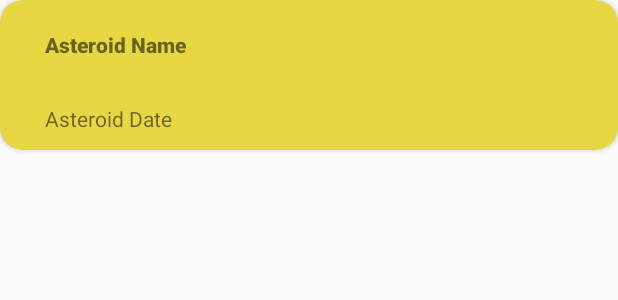
After one commit to baruma/DeathByAsteroidPredictor, an Android app: the layout asteroid_card.xml on its own in the app's theme, with its tools: preview values and no code run, on a phone screen of 412 x 824 dp. The commit adds this screen. Shown: the top 300 px of the screen. Run offline under Robolectric (Android 15) with nearby library versions, the phone set to English and light mode, and no system bars.

Commit message:
Create Asteroid Card

```diff
--- /dev/null
+++ b/app/src/main/java/com/udacity/asteroidradar/AsteroidRecyclerAdapter.kt
@@ -0,0 +1,36 @@
+package com.udacity.asteroidradar
+
+import android.view.LayoutInflater
+import android.view.View
+import android.view.ViewGroup
+import android.widget.ImageView
+import android.widget.TextView
+import androidx.recyclerview.widget.RecyclerView
+
+class AsteroidRecyclerAdapter(private val mList: List<Asteroid>) : RecyclerView.Adapter<AsteroidRecyclerAdapter.ViewHolder>() {
+
+    override fun onCreateViewHolder(parent: ViewGroup, viewType: Int): ViewHolder {
+        val view = LayoutInflater.from(parent.context)
+            .inflate(R.layout.asteroid_card, parent, false)
+
+        return ViewHolder(view)
+    }
+
+    override fun onBindViewHolder(holder: ViewHolder, position: Int) {
+//        val ItemsViewModel = mList[position]
+//        holder.imageView.setImageResource(ItemsViewModel.image)
+//        holder.textView.text = ItemsViewModel.text
+
+    }
+
+    // return  number of the items in the list
+    override fun getItemCount(): Int {
+        return mList.size
+    }
+
+    // Holds  views for adding it to image and text
+    class ViewHolder(ItemView: View) : RecyclerView.ViewHolder(ItemView) {
+//        val imageView: ImageView = itemView.findViewById(R.id.imageview)
+//        val textView: TextView = itemView.findViewById(R.id.textView)
+    }
+}
--- a/app/src/main/java/com/udacity/asteroidradar/main/MainFragment.kt
+++ b/app/src/main/java/com/udacity/asteroidradar/main/MainFragment.kt
@@ -1,23 +1,26 @@
 package com.udacity.asteroidradar.main
 
-import android.media.Image
 import android.os.Bundle
 import android.view.*
-import android.widget.ImageView
 import androidx.databinding.DataBindingUtil
 import androidx.fragment.app.Fragment
 import androidx.lifecycle.Observer
 import androidx.lifecycle.ViewModelProvider
+import androidx.recyclerview.widget.RecyclerView
 import com.squareup.picasso.Picasso
+import com.udacity.asteroidradar.AsteroidRecyclerAdapter
 import com.udacity.asteroidradar.PictureOfDay
 import com.udacity.asteroidradar.R
 import com.udacity.asteroidradar.databinding.FragmentMainBinding
 
+
 class MainFragment : Fragment() {
-
     private val viewModel: MainViewModel by lazy {
         ViewModelProvider(this).get(MainViewModel::class.java)
     }
+    private var recyclerView: RecyclerView? = null
+    private lateinit var adapter: AsteroidRecyclerAdapter
+
     private lateinit var binding: FragmentMainBinding
 
 // step 1
@@ -26,12 +29,12 @@ class MainFragment : Fragment() {
            Picasso.with(context).load(pictureOfTheDay.url).into(binding.activityMainImageOfTheDay)
         }
 
-
-
+    // If I'm inflating the entire fragment is it necessary to inflate the RecyclerView as well
     override fun onCreateView(inflater: LayoutInflater, container: ViewGroup?, savedInstanceState: Bundle?): View? {
         binding = DataBindingUtil.inflate(inflater, R.layout.fragment_main, container, false)
         binding.lifecycleOwner = this
         binding.viewModel = viewModel
+
         setHasOptionsMenu(true)
 
         return binding.root
@@ -43,7 +46,6 @@ class MainFragment : Fragment() {
         viewModel.pictureResponse.observe(binding.lifecycleOwner!!, observer)
     }
 
-
     override fun onCreateOptionsMenu(menu: Menu, inflater: MenuInflater) {
         inflater.inflate(R.menu.main_overflow_menu, menu)
         super.onCreateOptionsMenu(menu, inflater)
--- /dev/null
+++ b/app/src/main/res/layout/asteroid_card.xml
@@ -0,0 +1,48 @@
+<?xml version="1.0" encoding="utf-8"?>
+
+<!--TODO: CONSIDER CHANGING PADDING AND MARGINS-->
+
+<androidx.cardview.widget.CardView xmlns:android="http://schemas.android.com/apk/res/android"
+    android:layout_height="100dp"
+    android:layout_width="match_parent"
+    app:cardCornerRadius="15dp"
+    app:cardBackgroundColor="@color/mustard_sun"
+    xmlns:app="http://schemas.android.com/apk/res-auto">
+
+<androidx.constraintlayout.widget.ConstraintLayout
+    android:layout_width="match_parent"
+    android:layout_height="match_parent">
+
+    <TextView
+        android:id="@+id/asteroidName"
+        android:layout_width="wrap_content"
+        android:layout_height="wrap_content"
+        android:text="@string/asteroid_name_tester_text"
+        android:paddingStart="20dp"
+        android:paddingEnd="20dp"
+        android:paddingBottom="10dp"
+        android:paddingTop="10dp"
+        android:fontFamily="sans-serif-black"
+        android:layout_margin="10dp"
+        app:layout_constraintTop_toTopOf="parent"
+        app:layout_constraintStart_toStartOf="parent"
+        />
+
+    <TextView
+        android:id="@+id/asteroidDate"
+        android:layout_width="wrap_content"
+        android:layout_height="wrap_content"
+        android:text="@string/asteroid_date_tester"
+        android:paddingTop="10dp"
+        android:paddingStart="20dp"
+        android:paddingEnd="20dp"
+        android:paddingBottom="10dp"
+        android:layout_margin="10dp"
+        app:layout_constraintTop_toBottomOf="@id/asteroidName"
+        app:layout_constraintStart_toStartOf="parent" />
+
+
+
+</androidx.constraintlayout.widget.ConstraintLayout>
+
+    </androidx.cardview.widget.CardView>
--- a/app/src/main/res/values/colors.xml
+++ b/app/src/main/res/values/colors.xml
@@ -7,4 +7,6 @@
     <color name="default_text_color">#FFFFFF</color>
     <color name="text_grey">#D2D2D2</color>
     <color name="potentially_hazardous">#FF8282</color>
+    <color name="blue">#96E8F3</color>
+    <color name="mustard_sun">#E6D743</color>
 </resources>
--- a/app/src/main/res/values/strings.xml
+++ b/app/src/main/res/values/strings.xml
@@ -19,4 +19,6 @@
     <string name="not_hazardous_asteroid_image">Not hazardous asteroid image</string>
     <string name="this_is_nasa_s_picture_of_day_showing_nothing_yet">This is NASA\'s picture of day, showing nothing yet</string>
     <string name="nasa_picture_of_day_content_description_format">NASA\'s picture of day: %s</string>
+    <string name="asteroid_name_tester_text">Asteroid Name</string>
+    <string name="asteroid_date_tester">Asteroid Date</string>
 </resources>
```
